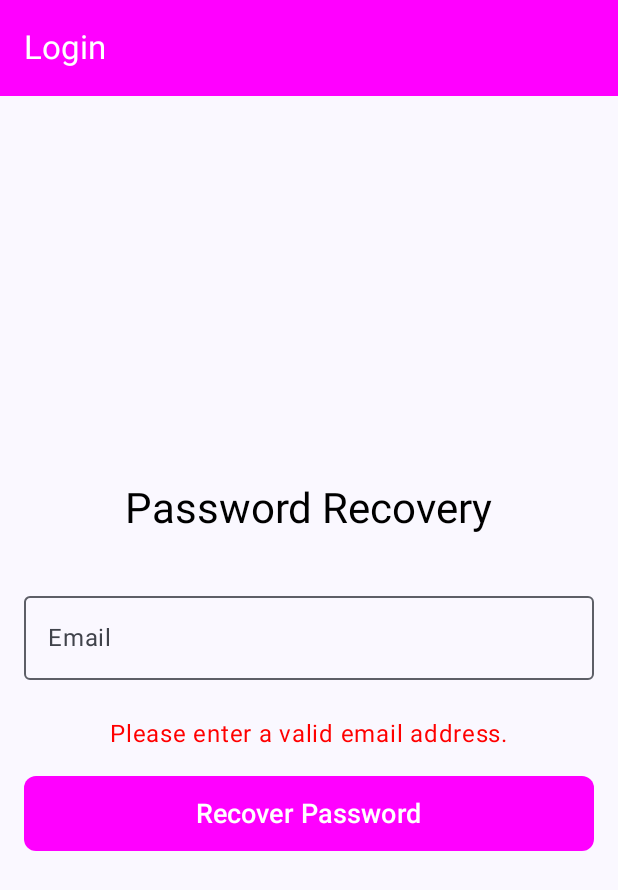
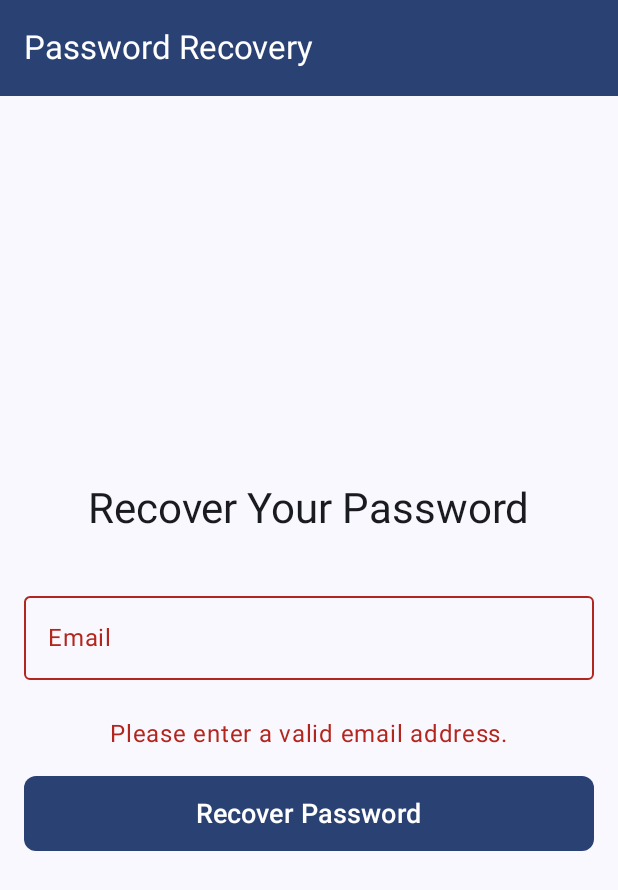
Before and after one commit to gustavoromerocl/RecipesApp, an Android app built with Jetpack Compose: the PasswordRecoveryView screen opened through its navigation route, after a tap on "Recover Password", on a phone screen of 412 x 824 dp. Shown: the top 890 px of the screen. Run offline under Robolectric (Android 15) with nearby library versions, the phone set to English and light mode, and no system bars.

Commit message:
refactor: password recovery view styles has been refactored

```diff
--- a/app/src/main/java/com/example/recipesapp/views/PasswordRecoveryView.kt
+++ b/app/src/main/java/com/example/recipesapp/views/PasswordRecoveryView.kt
@@ -26,9 +26,9 @@ fun PasswordRecoveryView(navController: NavController) {
     Scaffold(
         topBar = {
             TopAppBar(
-                title = { Text("Login") },
+                title = { Text("Password Recovery") },
                 colors = topAppBarColors(
-                    containerColor = Color.Magenta,
+                    containerColor = MaterialTheme.colorScheme.primary,
                     titleContentColor = Color.White
                 )
             )
@@ -43,11 +43,11 @@ fun PasswordRecoveryView(navController: NavController) {
                 horizontalAlignment = Alignment.CenterHorizontally
             ) {
                 Text(
-                    text = "Password Recovery",
-                    style = androidx.compose.material3.MaterialTheme.typography.headlineMedium.copy(
-                        fontSize = 28.sp
+                    text = "Recover Your Password",
+                    style = MaterialTheme.typography.headlineMedium.copy(
+                        fontSize = 28.sp,
+                        color = MaterialTheme.colorScheme.onBackground
                     ),
-                    color = Color.Black,
                     modifier = Modifier.padding(bottom = 32.dp)
                 )
 
@@ -62,13 +62,14 @@ fun PasswordRecoveryView(navController: NavController) {
                         keyboardType = KeyboardType.Email,
                         imeAction = ImeAction.Done
                     ),
-                    singleLine = true
+                    singleLine = true,
+                    isError = errorMessage != null
                 )
 
                 errorMessage?.let { error ->
                     Text(
                         text = error,
-                        color = Color.Red,
+                        color = MaterialTheme.colorScheme.error,
                         modifier = Modifier.padding(bottom = 16.dp)
                     )
                 }
@@ -77,6 +78,7 @@ fun PasswordRecoveryView(navController: NavController) {
                     onClick = {
                         if (isValidEmail(email)) {
                             showDialog = true
+                            errorMessage = null
                         } else {
                             errorMessage = "Please enter a valid email address."
                         }
@@ -86,7 +88,7 @@ fun PasswordRecoveryView(navController: NavController) {
                         .height(50.dp),
                     shape = RoundedCornerShape(8.dp),
                     colors = ButtonDefaults.buttonColors(
-                        containerColor = Color.Magenta,
+                        containerColor = MaterialTheme.colorScheme.primary,
                         contentColor = Color.White
                     )
                 ) {
```
